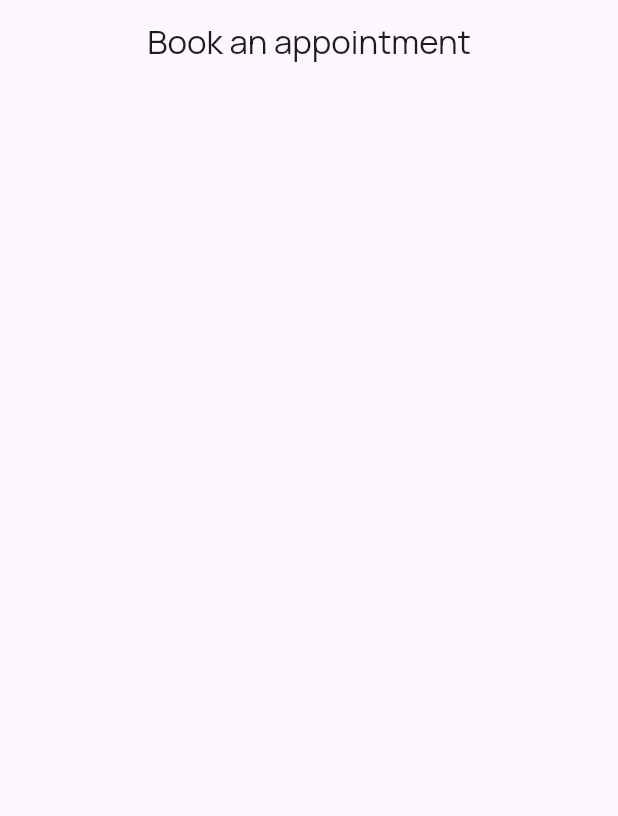
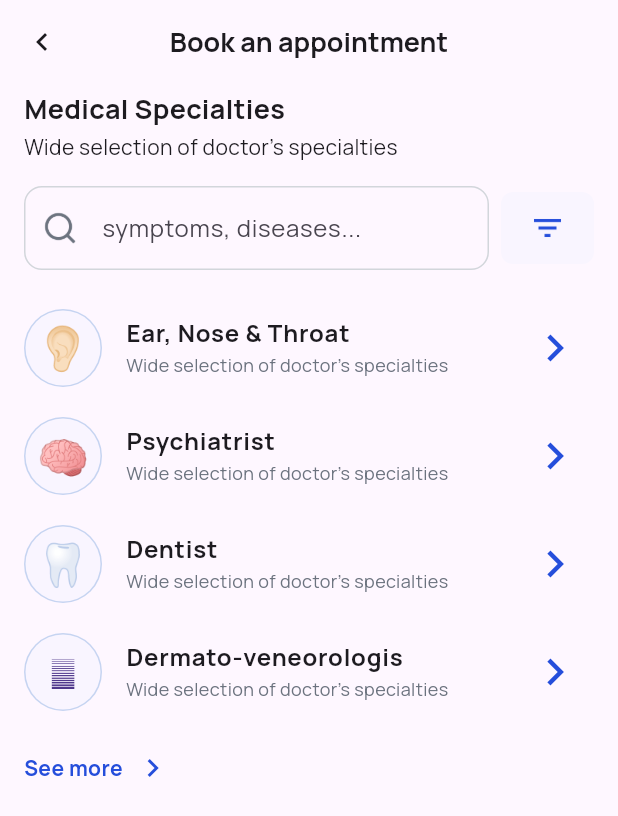
Before and after one commit to JuliaMStahl/healthcare-app, a Flutter app: the BookAppointmentPage screen opened by its route, on a phone screen of 412 x 824 dp. Shown: the top 816 px of the screen. Run offline on Flutter 3.47's test engine with Material 3 defaults, Android fonts, the phone set to English and light mode, and no system bars; our stand-ins replace go_router, google_fonts.

Commit message:
Add book appointment page

```diff
--- a/lib/pages/book_appointment_page.dart
+++ b/lib/pages/book_appointment_page.dart
@@ -1,4 +1,9 @@
 import 'package:flutter/material.dart';
+import 'package:go_router/go_router.dart';
+import 'package:healthcare_ui/constants/app_colors.dart';
+import 'package:healthcare_ui/widgets/home_search_bar.dart';
+
+import '../widgets/specialtie_list_tile.dart';
 
 class BookAppointmentPage extends StatelessWidget {
   const BookAppointmentPage({super.key});
@@ -7,9 +12,80 @@ class BookAppointmentPage extends StatelessWidget {
   Widget build(BuildContext context) {
     return Scaffold(
       appBar: AppBar(
-        automaticallyImplyLeading: true,
         centerTitle: true,
-        title: Text('Book an appointment'),
+        title: const Text(
+          'Book an appointment',
+          style: TextStyle(
+            fontSize: 18,
+            fontWeight: FontWeight.w700,
+          ),
+        ),
+        leading: IconButton(
+          onPressed: () => context.pop(),
+          icon: const Icon(
+            Icons.chevron_left,
+            size: 24,
+          ),
+        ),
+      ),
+      body: const Column(
+        crossAxisAlignment: CrossAxisAlignment.start,
+        children: [
+          Padding(
+            padding: EdgeInsets.symmetric(horizontal: 16),
+            child: Column(
+              crossAxisAlignment: CrossAxisAlignment.start,
+              children: [
+                Text(
+                  'Medical Specialties',
+                  style: TextStyle(
+                    fontSize: 18,
+                    fontWeight: FontWeight.w700,
+                    height: 1.8,
+                  ),
+                ),
+                Text("Wide selection of doctor's specialties"),
+                HomeSearchBar(),
+              ],
+            ),
+          ),
+          SpecialtieListTile(
+            title: 'Ear, Nose & Throat',
+            emoji: '👂🏻',
+          ),
+          SpecialtieListTile(
+            title: 'Psychiatrist',
+            emoji: '🧠',
+          ),
+          SpecialtieListTile(
+            title: 'Dentist',
+            emoji: '🦷',
+          ),
+          SpecialtieListTile(
+            title: 'Dermato-veneorologis',
+            emoji: '🤌',
+          ),
+          Padding(
+            padding: EdgeInsets.all(16),
+            child: Row(
+              children: [
+                Text(
+                  'See more',
+                  style: TextStyle(
+                    color: AppColors.primaryBlue,
+                    fontSize: 14,
+                    fontWeight: FontWeight.bold,
+                  ),
+                ),
+                SizedBox(width: 8),
+                Icon(
+                  Icons.chevron_right,
+                  color: AppColors.primaryBlue,
+                ),
+              ],
+            ),
+          )
+        ],
       ),
     );
   }
--- a/lib/pages/home_page.dart
+++ b/lib/pages/home_page.dart
@@ -30,7 +30,7 @@ class _HomePageState extends State<HomePage> {
       appBar: const HomeAppBar(),
       body: SingleChildScrollView(
         child: Padding(
-          padding: const EdgeInsets.all(16),
+          padding: const EdgeInsets.fromLTRB(16, 8, 16, 16),
           child: Column(
             children: [
               const HomeSearchBar(),
@@ -51,7 +51,7 @@ class _HomePageState extends State<HomePage> {
                       iconBackgroundColor: AppColors.tertiaryBlue,
                       backgroundColor: AppColors.septenaryGray,
                       iconPath: AppImages.menuBoardIcon,
-                      onTap: () => context.goNamed('book-appointment'),
+                      onTap: () => context.pushNamed('book-appointment'),
                     ),
                     const HomeProductCard(
                       title: 'Appointment\nwith QR',
--- a/lib/widgets/home_search_bar.dart
+++ b/lib/widgets/home_search_bar.dart
@@ -10,7 +10,7 @@ class HomeSearchBar extends StatelessWidget {
   @override
   Widget build(BuildContext context) {
     return Padding(
-      padding: const EdgeInsets.only(bottom: 16),
+      padding: const EdgeInsets.symmetric(vertical: 16),
       child: Row(
         children: [
           Expanded(
--- /dev/null
+++ b/lib/widgets/specialtie_list_tile.dart
@@ -0,0 +1,47 @@
+import 'package:flutter/material.dart';
+import 'package:healthcare_ui/constants/app_colors.dart';
+
+class SpecialtieListTile extends StatelessWidget {
+  const SpecialtieListTile({
+    super.key,
+    required this.title,
+    required this.emoji,
+  });
+
+  final String title;
+  final String emoji;
+
+  @override
+  Widget build(BuildContext context) {
+    return ListTile(
+      title: Text(
+        title,
+        style: const TextStyle(fontWeight: FontWeight.bold),
+      ),
+      subtitle: const Text(
+        "Wide selection of doctor's specialties",
+        style: TextStyle(
+          fontSize: 12,
+          color: AppColors.tertiaryGray,
+        ),
+      ),
+      leading: CircleAvatar(
+        backgroundColor: const Color(0xFFC6D4F1),
+        radius: 26,
+        child: CircleAvatar(
+          backgroundColor: AppColors.septenaryGray,
+          radius: 25,
+          child: Text(
+            emoji,
+            style: const TextStyle(fontSize: 28),
+          ),
+        ),
+      ),
+      trailing: const Icon(
+        Icons.chevron_right,
+        color: AppColors.primaryBlue,
+        size: 36,
+      ),
+    );
+  }
+}
```
